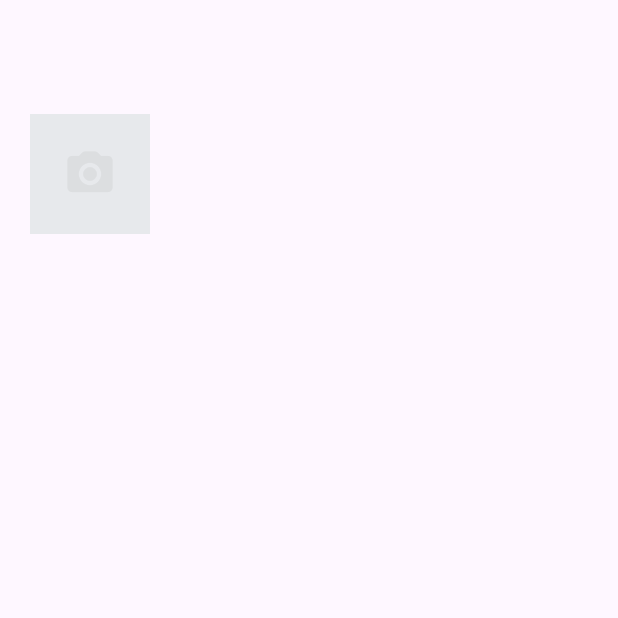
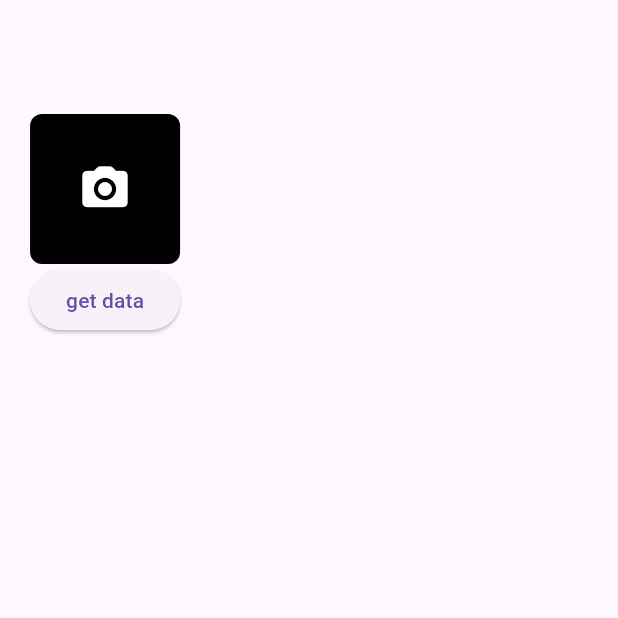
Before and after one commit to gexin1/flutter_uploader, a Flutter app: the screen it shows after launch, on a phone screen of 412 x 824 dp, the top half of it. Run offline on Flutter 3.47's test engine with Material 3 defaults, Android fonts, the light colour scheme and no system bars; our stand-ins replace image_picker.

Commit message:
完成一个组件

```diff
--- a/lib/main.dart
+++ b/lib/main.dart
@@ -1,12 +1,24 @@
+import 'dart:math';
+
 import 'package:flutter/material.dart';
+import 'package:flutter_uploader/uploader/upload_controller.dart';
 import 'package:flutter_uploader/uploader/uploader.dart';
+import 'package:image_picker/image_picker.dart';
 
 void main() {
-  runApp(const MainApp());
+  runApp(MainApp());
 }
 
 class MainApp extends StatelessWidget {
-  const MainApp({super.key});
+  MainApp({super.key});
+
+  final UploadController _controller = UploadController(maxCount: 2);
+
+  Future<String> uploadFile(XFile file) async {
+    var url = "url";
+    await Future.delayed(const Duration(seconds: 2));
+    return Future(() => url + Random().nextInt(10).toString());
+  }
 
   @override
   Widget build(BuildContext context) {
@@ -14,9 +26,23 @@ class MainApp extends StatelessWidget {
       home: Scaffold(
         appBar: AppBar(),
         body: Container(
-          padding: const EdgeInsets.all(20),
-          child: const Uploader(),
-        ),
+            padding: const EdgeInsets.all(20),
+            child: Column(
+              children: [
+                Uploader(
+                  customUpload: uploadFile,
+                  uploadController: _controller,
+                ),
+                ElevatedButton(
+                  onPressed: () {
+                    if (_controller.isDone) {
+                      print(_controller.urls);
+                    }
+                  },
+                  child: const Text("get data"),
+                ),
+              ],
+            )),
       ),
     );
   }
--- a/lib/uploader/upload_button.dart
+++ b/lib/uploader/upload_button.dart
@@ -6,18 +6,20 @@ class UploadButton extends StatelessWidget {
   final void Function()? onTap;
   @override
   Widget build(BuildContext context) {
+    double imageWidth = 100;
     return InkWell(
       onTap: onTap,
       child: Container(
-        width: 80,
-        height: 80,
-        decoration: const BoxDecoration(
-          color: Color.fromRGBO(231, 233, 236, 1),
+        width: imageWidth,
+        height: imageWidth,
+        decoration: BoxDecoration(
+          color: Colors.black,
+          borderRadius: BorderRadius.circular(8),
         ),
         child: const Center(
           child: Icon(
             Icons.camera_alt_rounded,
-            color: Color.fromRGBO(220, 222, 224, 1),
+            color: Colors.white,
             size: 36,
           ),
         ),
--- /dev/null
+++ b/lib/uploader/upload_controller.dart
@@ -0,0 +1,52 @@
+import 'package:flutter/material.dart';
+import 'package:flutter_uploader/uploader/upload_file_item.dart';
+
+class UploadController extends ChangeNotifier {
+  int maxCount;
+
+  UploadController({this.maxCount = 9});
+  List<UploadFileItem> fileList = [];
+
+  bool get isDone => fileList.every((el) => el.status == UploadStatusEnum.done);
+
+  List<String> get urls => fileList
+      .map((el) => el.url)
+      .where((element) => element != null)
+      .map((element) => element!)
+      .toList();
+
+  int get count => fileList.length;
+  bool get isFull => count >= maxCount;
+
+  changeStatus(int idx, UploadStatusEnum status) {
+    fileList[idx].status = status;
+    notifyListeners();
+  }
+
+  changeUrl(int idx, String url) {
+    fileList[idx].url = url;
+    notifyListeners();
+  }
+
+  addFileItem(UploadFileItem fileItem) {
+    fileList.add(fileItem);
+    notifyListeners();
+  }
+
+  removeFileItem(int idx) {
+    fileList.removeAt(idx);
+    notifyListeners();
+  }
+
+  addInitUrls(List<String> urls) {
+    var datas = urls.map((urlItem) => UploadFileItem(url: urlItem));
+    fileList.addAll(datas);
+    notifyListeners();
+  }
+
+  @override
+  void dispose() {
+    fileList = [];
+    super.dispose();
+  }
+}
--- /dev/null
+++ b/lib/uploader/upload_file_item.dart
@@ -0,0 +1,19 @@
+import 'package:image_picker/image_picker.dart';
+
+enum UploadStatusEnum {
+  init,
+  uploading,
+  done,
+  failed,
+}
+
+class UploadFileItem {
+  UploadFileItem({
+    this.file,
+    this.url,
+    this.status,
+  });
+  XFile? file;
+  String? url;
+  UploadStatusEnum? status = UploadStatusEnum.init;
+}
--- a/lib/uploader/uploader.dart
+++ b/lib/uploader/uploader.dart
@@ -1,50 +1,70 @@
+import 'package:flutter/foundation.dart';
 import 'package:flutter/material.dart';
-import 'package:flutter_uploader/uploader/image_item.dart';
+import 'package:flutter_uploader/uploader/upload_image_item.dart';
 import 'package:flutter_uploader/uploader/upload_button.dart';
+import 'package:flutter_uploader/uploader/upload_controller.dart';
+import 'package:flutter_uploader/uploader/upload_file_item.dart';
 import 'package:image_picker/image_picker.dart';
 
 class Uploader extends StatefulWidget {
-  const Uploader({Key? key}) : super(key: key);
+  const Uploader({
+    Key? key,
+    required this.customUpload,
+    required this.uploadController,
+  }) : super(key: key);
+  final Future<String> Function(XFile) customUpload;
 
+  final UploadController uploadController;
   @override
-  _UploaderState createState() => _UploaderState();
+  State<Uploader> createState() => UploaderState();
 }
 
-class _UploaderState extends State<Uploader> {
+class UploaderState extends State<Uploader> {
   final ImagePicker _picker = ImagePicker();
-  final List<XFile> fileList = [];
+
   _chooseImage() async {
+    try {
       var pickRes = await _picker.pickImage(
         source: ImageSource.gallery,
       );
       if (pickRes == null) {
-      print(pickRes);
         throw Exception("选择图片异常");
       }
-    setState(() {
-      fileList.add(pickRes);
-    });
+      var uploadFileItem = UploadFileItem(file: pickRes);
+      widget.uploadController.addFileItem(uploadFileItem);
+    } catch (e) {
+      if (kDebugMode) {
+        print(e);
+      }
+    }
   }
 
   @override
   Widget build(BuildContext context) {
-    return Container(
-      child: Wrap(
+    return ListenableBuilder(
+        listenable: widget.uploadController,
+        builder: (BuildContext context, Widget? child) {
+          var fileList = widget.uploadController.fileList;
+          return Wrap(
             spacing: 10,
             runSpacing: 10,
             children: [
-          ...fileList.map(
-            (fileItem) {
-              return ImageItem(
-                file: fileItem,
+              ...List.generate(fileList.length, (index) {
+                var fileItem = fileList[index];
+                return UploadImageItem(
+                  uploadItem: fileItem,
+                  idx: index,
+                  uploadFile: widget.customUpload,
+                  uploadController: widget.uploadController,
                 );
-            },
-          ).toList(),
-          UploadButton(
+              }).toList(),
+              !widget.uploadController.isFull
+                  ? UploadButton(
                       onTap: _chooseImage,
                     )
+                  : Container(),
             ],
-      ),
           );
+        });
   }
 }
```
Also changed, not shown: lib/uploader/image_item.dart (deleted, +0 -23 lines), lib/uploader/upload_image_item.dart (added, +149 -0 lines). Lines whose indentation alone changed are shown as unchanged.
